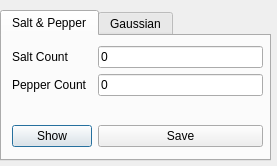
First picture: the form in forms/NoiseGenerator.ui, repository hmkum/opencvdemo-gui, before the edit.
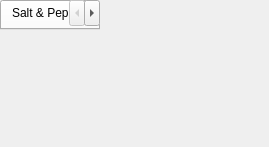
Second picture: the form after the edit.

Commit message: Changing windows QDialog to QMainWindow: NoiseGenerator

What changed in the file:
```diff
--- a/forms/NoiseGenerator.ui
+++ b/forms/NoiseGenerator.ui
@@ -1,27 +1,19 @@
 <?xml version="1.0" encoding="UTF-8"?>
 <ui version="4.0">
  <class>NoiseGenerator</class>
- <widget class="QDialog" name="NoiseGenerator">
+ <widget class="QMainWindow" name="NoiseGenerator">
   <property name="geometry">
    <rect>
     <x>0</x>
     <y>0</y>
-    <width>277</width>
-    <height>166</height>
+    <width>269</width>
+    <height>147</height>
    </rect>
   </property>
   <property name="windowTitle">
    <string>Dialog</string>
   </property>
   <widget class="QTabWidget" name="tabWidget">
-   <property name="geometry">
-    <rect>
-     <x>0</x>
-     <y>10</y>
-     <width>271</width>
-     <height>151</height>
-    </rect>
-   </property>
    <property name="currentIndex">
     <number>0</number>
    </property>
```
Left out of the diff: 2 changed lines with no effect on the pictures. The commit also changes 3 other files.
